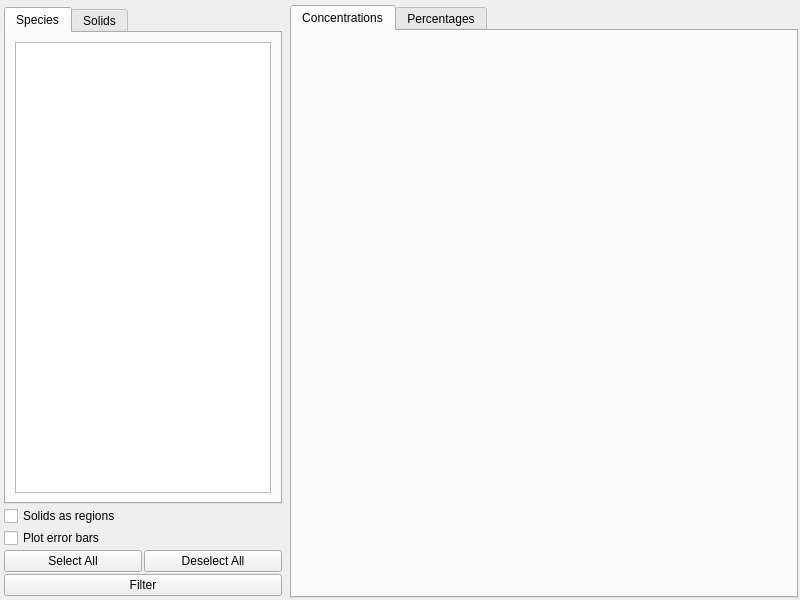
Qt form src/main/python/pyes/ui/PyES_pyqtgraphPlotExport.ui (Kastakin/PyES) before a commit.
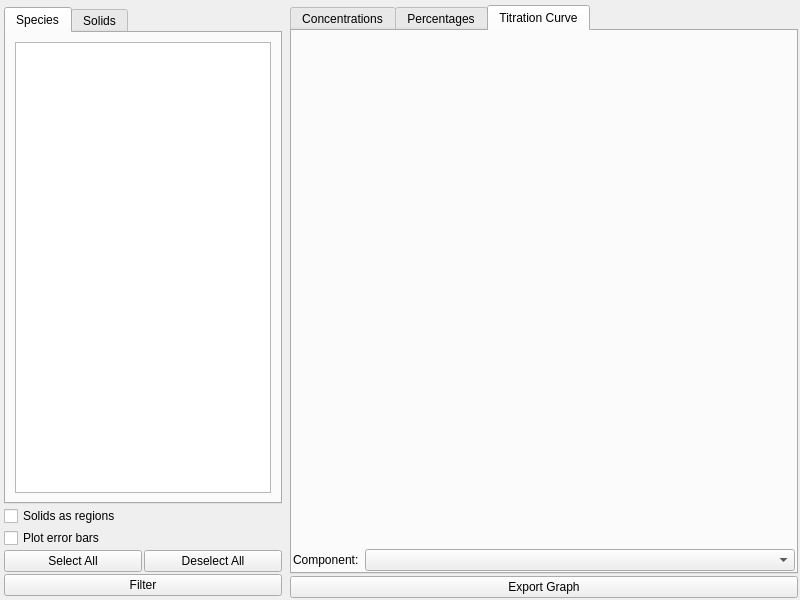
The same form after that commit. The open tabs and pages were chosen to show the change. Custom widgets are drawn as their Qt base class.

Commit message: [enh] Easier plot export

Diff of the .ui file:
```diff
--- a/src/main/python/pyes/ui/PyES_pyqtgraphPlotExport.ui
+++ b/src/main/python/pyes/ui/PyES_pyqtgraphPlotExport.ui
@@ -185,6 +185,14 @@
      </widget>
     </item>
     <item>
+     <layout class="QVBoxLayout" name="verticalLayout_4">
+      <property name="spacing">
+       <number>2</number>
+      </property>
+      <property name="leftMargin">
+       <number>0</number>
+      </property>
+      <item>
      <widget class="QTabWidget" name="tabWidget">
       <property name="currentIndex">
        <number>0</number>
@@ -233,7 +241,62 @@
         </item>
        </layout>
       </widget>
-     </widget>
+        <widget class="QWidget" name="titration_tab">
+         <attribute name="title">
+          <string>Titration Curve</string>
+         </attribute>
+         <layout class="QVBoxLayout" name="verticalLayout_3" stretch="1,0">
+          <property name="leftMargin">
+           <number>1</number>
+          </property>
+          <property name="topMargin">
+           <number>1</number>
+          </property>
+          <property name="rightMargin">
+           <number>1</number>
+          </property>
+          <property name="bottomMargin">
+           <number>1</number>
+          </property>
+          <item>
+           <widget class="PlotWidget" name="titration_graph" native="true">
+            <property name="sizePolicy">
+             <sizepolicy hsizetype="Preferred" vsizetype="Preferred">
+              <horstretch>0</horstretch>
+              <verstretch>0</verstretch>
+             </sizepolicy>
+            </property>
+           </widget>
+          </item>
+          <item>
+           <layout class="QFormLayout" name="formLayout">
+            <property name="sizeConstraint">
+             <enum>QLayout::SetDefaultConstraint</enum>
+            </property>
+            <item row="0" column="0">
+             <widget class="QLabel" name="componentLabel">
+              <property name="text">
+               <string>Component:</string>
+              </property>
+             </widget>
+            </item>
+            <item row="0" column="1">
+             <widget class="QComboBox" name="componentComboBox"/>
+            </item>
+           </layout>
+          </item>
+         </layout>
+        </widget>
+       </widget>
+      </item>
+      <item>
+       <widget class="QPushButton" name="exportButton">
+        <property name="text">
+         <string>Export Graph</string>
+        </property>
+       </widget>
+      </item>
+     </layout>
     </item>
    </layout>
   </widget>
```
Left out of the diff: 2 changed lines with no effect on the pictures. Lines whose indentation alone changed are shown as unchanged. The commit also changes 8 other files.
